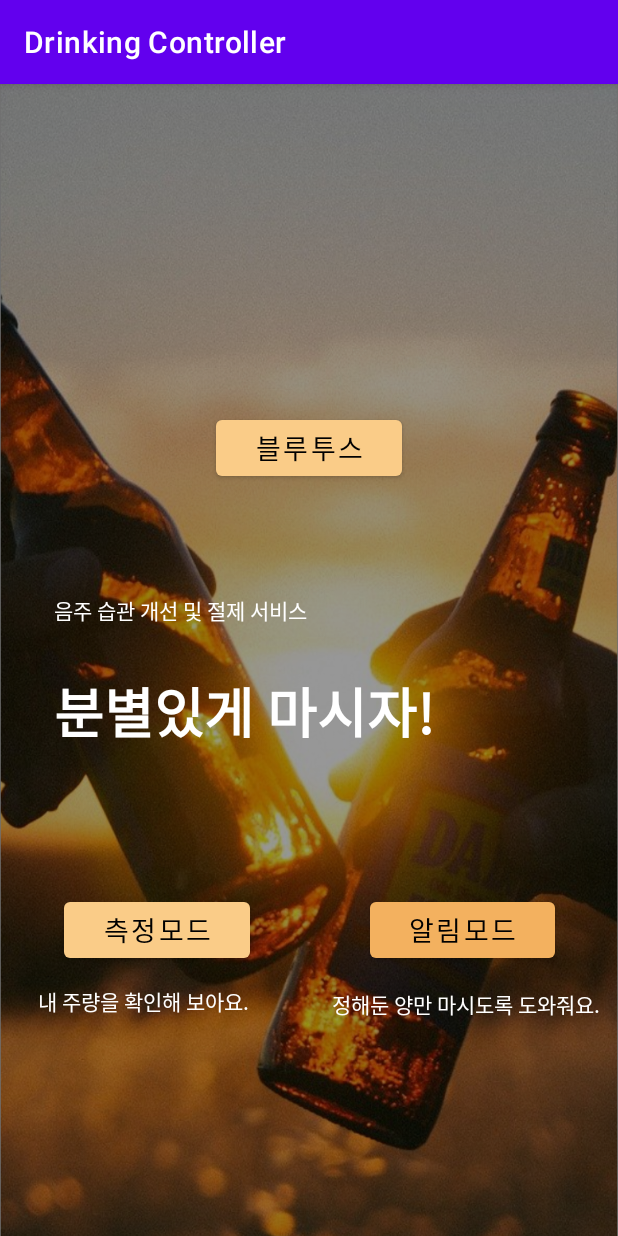
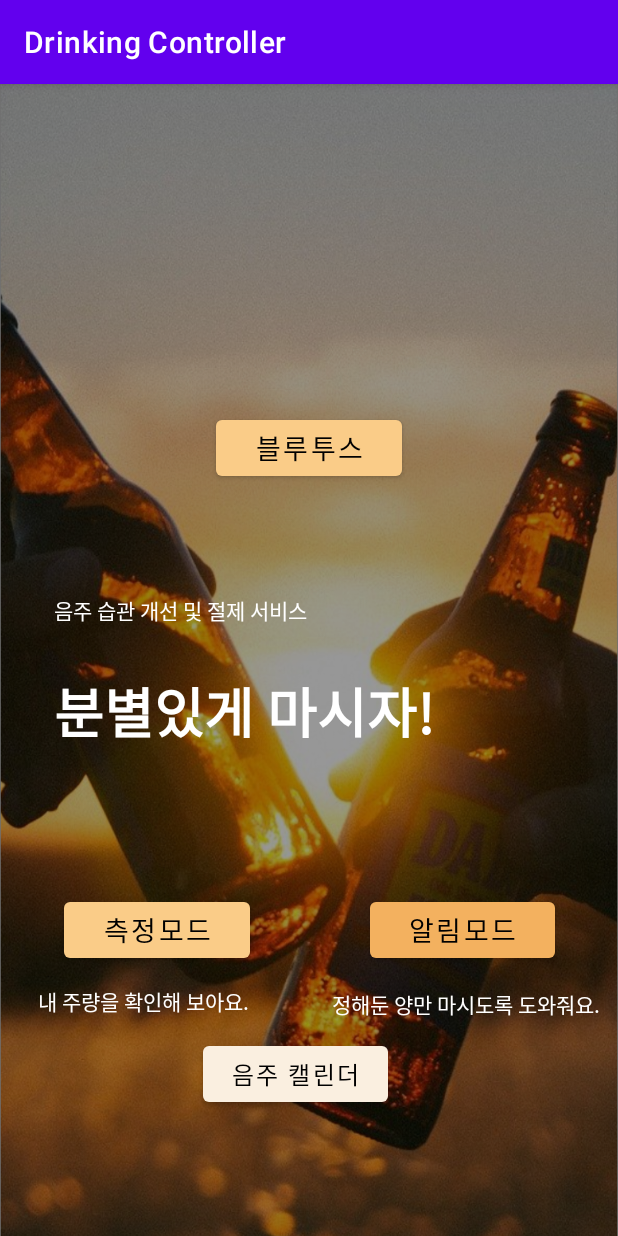
Before and after one commit to seohyun-kim/Drinking-Controller_by-Kotlin, an Android app: the screen it shows after launch (MainActivity), on a phone screen of 412 x 824 dp. Run offline under Robolectric (Android 15) with nearby library versions, the phone set to English and light mode, and no system bars.

Commit message:
insert cal btn in main, add toast

```diff
--- a/app/src/main/java/com/example/myappbykotlin_1/AlarmModeActivity.kt
+++ b/app/src/main/java/com/example/myappbykotlin_1/AlarmModeActivity.kt
@@ -8,10 +8,12 @@ import android.os.Build
 import androidx.appcompat.app.AppCompatActivity
 import android.os.Bundle
 import android.util.Log
+import android.widget.Toast
 import androidx.core.app.NotificationCompat
 import androidx.core.app.NotificationManagerCompat
 import com.example.myappbykotlin_1.databinding.ActivityAlarmModeBinding
 import kotlinx.android.synthetic.main.activity_alarm_mode.*
+
 
 class AlarmModeActivity : AppCompatActivity() {
     override fun onCreate(savedInstanceState: Bundle?) {
@@ -48,10 +50,14 @@ class AlarmModeActivity : AppCompatActivity() {
             val value: String = inputValue.text.toString();
             if (value.isEmpty()) { // 입력창이 비어있는지 확인
                 println("Write to edit text");
+                var t1 = Toast.makeText(this, "목표값을 입력해 주세요.", Toast.LENGTH_SHORT)
+                t1.show()
             } else {
                 val goalValue: Double? = value.toDoubleOrNull();
                 if (goalValue == null) { // 입력값이 Double형이 맞는지 확인
                     println("Please write Double!");
+                    var t2 = Toast.makeText(this, "Double 형으로 입력해 주세요.", Toast.LENGTH_SHORT)
+                    t2.show()
                 } else { // 맞으면 AlarmRecord로 입력값을 보냄
                     val intent = Intent(this, AlarmRecord::class.java)
                     intent.putExtra("goalValue", value);
--- a/app/src/main/java/com/example/myappbykotlin_1/MainActivity.kt
+++ b/app/src/main/java/com/example/myappbykotlin_1/MainActivity.kt
@@ -50,6 +50,12 @@ class MainActivity : AppCompatActivity() {
             startActivity(nextIntent)
             Log.d("MainBtn", "Bluetooth Mode Btn is clicked! method = Log.d")
         }
+
+        binding.calendarbtn.setOnClickListener{
+            val nextIntent = Intent(this,calendar::class.java)
+            startActivity(nextIntent)
+            Log.d("Btn", "calendarBtn is clicked! method = Log.d")
+        }
     }
 
 }
--- a/app/src/main/res/layout/activity_main.xml
+++ b/app/src/main/res/layout/activity_main.xml
@@ -127,6 +127,22 @@
         app:layout_constraintTop_toBottomOf="@+id/AlarmModeBtn"
         app:layout_constraintWidth_percent="0.5" />
 
+    <Button
+        android:id="@+id/calendarbtn"
+        android:layout_width="0dp"
+        android:layout_height="0dp"
+        android:layout_marginTop="196dp"
+        android:layout_marginEnd="32dp"
+        android:text="음주 캘린더"
+        android:textColor="#000000"
+        android:textSize="16sp"
+        app:backgroundTint="#FAEFE0"
+        app:layout_constraintDimensionRatio="2.5"
+        app:layout_constraintEnd_toEndOf="parent"
+        app:layout_constraintHorizontal_bias="0.527"
+        app:layout_constraintStart_toStartOf="parent"
+        app:layout_constraintTop_toBottomOf="@+id/TitleText"
+        app:layout_constraintWidth_percent="0.3" />
 
 
 </androidx.constraintlayout.widget.ConstraintLayout>
```
Also changed, not shown: app/src/main/java/com/example/myappbykotlin_1/MessureRecord.kt (+7 -2 lines).
